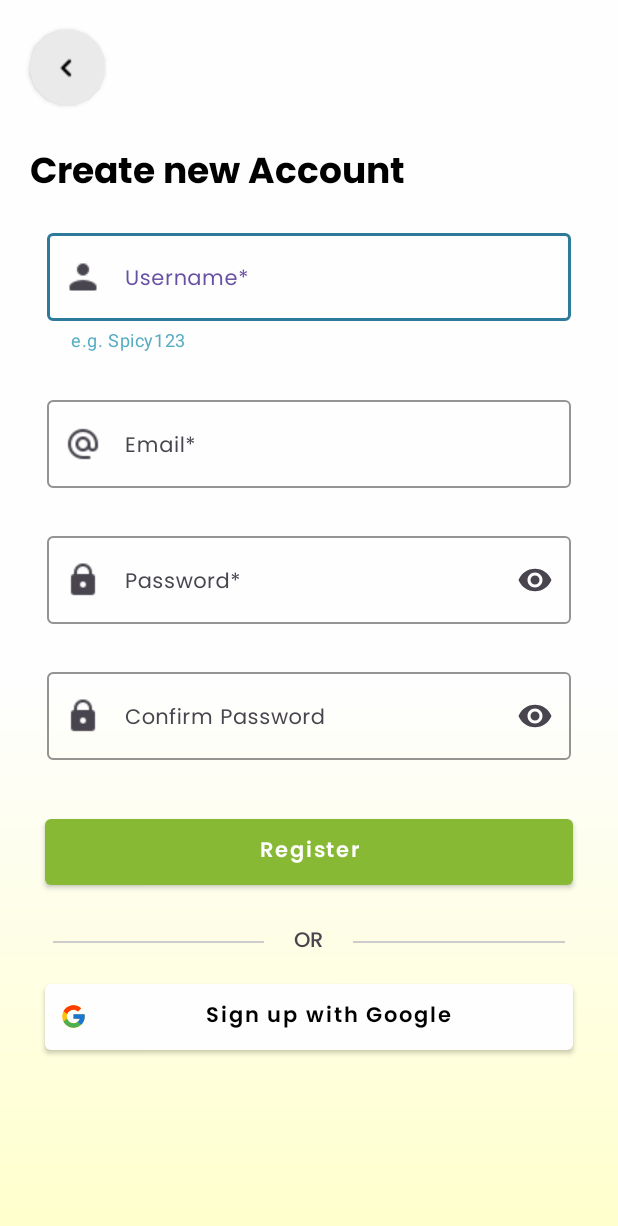
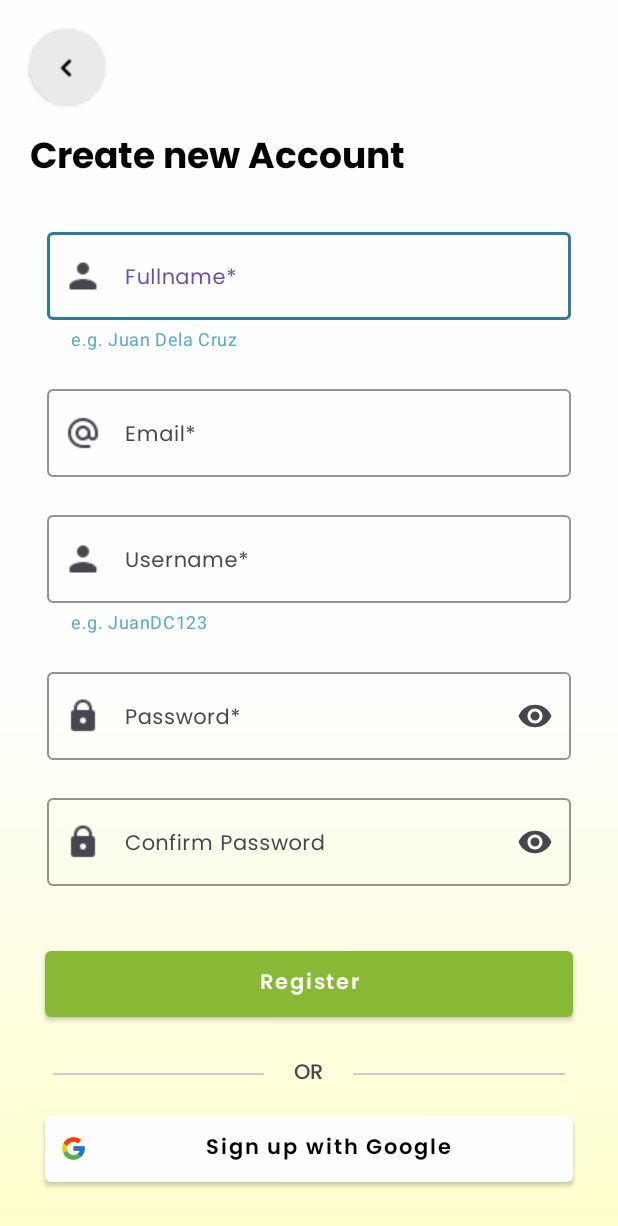
Before and after one commit to hanznikkol/Casha-mobile-app, an Android app: the SignUpActivity screen opened directly, with no data from a screen before it, on a phone screen of 412 x 824 dp. Shown: the top 1226 px of the screen. Run offline under Robolectric (Android 15) with nearby library versions, the phone set to English and light mode, and no system bars.

Commit message:
Update Commit 2

```diff
--- a/app/src/main/java/com/example/casha/SignUpActivity.java
+++ b/app/src/main/java/com/example/casha/SignUpActivity.java
@@ -19,8 +19,7 @@ public class SignUpActivity extends AppCompatActivity {
         btnBackButton.setOnClickListener(new View.OnClickListener() {
             @Override
             public void onClick(View v) {
-                Intent intent = new Intent(SignUpActivity.this, LoginActivity.class);
-                startActivity(intent);
+                onBackPressed();
             }
         });
     }
--- a/app/src/main/res/layout/activity_sign_up.xml
+++ b/app/src/main/res/layout/activity_sign_up.xml
@@ -1,5 +1,5 @@
 <?xml version="1.0" encoding="utf-8"?>
-<RelativeLayout xmlns:android="http://schemas.android.com/apk/res/android"
+<androidx.constraintlayout.widget.ConstraintLayout xmlns:android="http://schemas.android.com/apk/res/android"
     xmlns:app="http://schemas.android.com/apk/res-auto"
     xmlns:tools="http://schemas.android.com/tools"
     android:layout_width="match_parent"
@@ -10,199 +10,234 @@
     >
 
     <ImageButton
+        android:id="@+id/imgBtnBack"
         style="@style/Widget.MaterialComponents.Button"
-        app:backgroundTint = "@null"
-        android:id="@+id/imgBtnBack"
         android:layout_width="50dp"
         android:layout_height="50dp"
         android:layout_alignParentTop="true"
+        android:layout_marginTop="20dp"
         android:layout_marginStart="20dp"
-        android:layout_marginTop="20dp"
-        android:layout_marginEnd="20dp"
-        android:layout_marginBottom="20dp"
         android:background="@drawable/back_btn_bg"
-        android:padding="10dp"
-        android:src="@drawable/back24" />
+        android:padding="5dp"
+        android:src="@drawable/back24"
+        app:backgroundTint="@null"
+        app:layout_constraintStart_toStartOf="parent"
+        app:layout_constraintTop_toTopOf="parent" />
 
     <LinearLayout
-        android:layout_marginTop="5dp"
-        android:layout_marginHorizontal="20dp"
-        android:layout_below="@+id/imgBtnBack"
+        android:layout_marginTop="15dp"
         android:id="@+id/layoutHeader"
         android:layout_width="match_parent"
         android:layout_height="wrap_content"
+        android:layout_below="@+id/imgBtnBack"
+        android:layout_marginHorizontal="20dp"
         android:orientation="vertical"
-        >
+        app:layout_constraintEnd_toEndOf="parent"
+        app:layout_constraintStart_toStartOf="parent"
+        app:layout_constraintTop_toBottomOf="@+id/imgBtnBack">
+
         <TextView
             android:layout_width="wrap_content"
             android:layout_height="wrap_content"
+            android:fontFamily="@font/poppins_bold"
             android:text="Create new Account"
-            android:textSize="24sp"
-            android:fontFamily="@font/poppins_bold"
             android:textColor="@color/black"
-            />
-
+            android:textSize="24sp" />
     </LinearLayout>
 
     <LinearLayout
         android:id="@+id/layoutSignUpText"
         android:layout_width="match_parent"
         android:layout_height="wrap_content"
-        android:orientation="vertical"
         android:layout_below="@id/layoutHeader"
         android:layout_marginHorizontal="15dp"
-        >
+        android:orientation="vertical"
+        app:layout_constraintBottom_toTopOf="@+id/layoutSignUpButtons"
+        app:layout_constraintEnd_toEndOf="parent"
+        app:layout_constraintStart_toStartOf="parent"
+        app:layout_constraintTop_toBottomOf="@+id/layoutHeader">
+
         <com.google.android.material.textfield.TextInputLayout
+            style="@style/Widget.Material3.TextInputEditText.OutlinedBox.Dense"
+            android:layout_width="match_parent"
+            android:layout_height="wrap_content"
+            android:hint="Fullname*"
+            android:padding="10dp"
+            app:boxStrokeColor="@color/contrast_blue"
+            app:cursorColor="@color/secondary_blue"
+            app:helperText="e.g. Juan Dela Cruz"
+            app:helperTextTextColor="@color/tertiary_blue"
+            app:hintTextColor="@color/tertiary_blue"
+            app:startIconDrawable="@drawable/user24">
+
+            <com.google.android.material.textfield.TextInputEditText
+                android:id="@+id/edFullName"
+                android:layout_width="match_parent"
+                android:layout_height="match_parent"
+                android:fontFamily="@font/poppins_regular"
+                android:inputType="text"
+                android:textSize="14sp"
+                app:hintTextColor="@color/tertiary_blue" />
+        </com.google.android.material.textfield.TextInputLayout>
+
+
+        <com.google.android.material.textfield.TextInputLayout
+            style="@style/Widget.Material3.TextInputEditText.OutlinedBox.Dense"
+            android:layout_width="match_parent"
+            android:layout_height="wrap_content"
+            android:hint="Email*"
+            android:padding="10dp"
+            app:boxStrokeColor="@color/contrast_blue"
+            app:cursorColor="@color/secondary_blue"
+            app:hintTextColor="@color/tertiary_blue"
+            app:startIconDrawable="@drawable/email24">
+
+            <com.google.android.material.textfield.TextInputEditText
+                android:id="@+id/edEmail"
+                android:layout_width="match_parent"
+                android:layout_height="match_parent"
+                android:fontFamily="@font/poppins_regular"
+                android:inputType="textEmailAddress"
+                android:textSize="14sp"
+                app:hintTextColor="@color/tertiary_blue" />
+        </com.google.android.material.textfield.TextInputLayout>
+
+        <com.google.android.material.textfield.TextInputLayout
+            style="@style/Widget.Material3.TextInputEditText.OutlinedBox.Dense"
             android:layout_width="match_parent"
             android:layout_height="wrap_content"
             android:hint="Username*"
-            app:startIconDrawable="@drawable/user24"
-            style="@style/Widget.Material3.TextInputEditText.OutlinedBox.Dense"
+            android:padding="10dp"
             app:boxStrokeColor="@color/contrast_blue"
             app:cursorColor="@color/secondary_blue"
+            app:helperText="e.g. JuanDC123"
+            app:helperTextTextColor="@color/tertiary_blue"
             app:hintTextColor="@color/tertiary_blue"
-            app:helperText="e.g. Spicy123"
-            app:helperTextTextColor="@color/tertiary_blue"
-            >
+            app:startIconDrawable="@drawable/user24">
 
             <com.google.android.material.textfield.TextInputEditText
-                android:inputType="text"
                 android:id="@+id/edUsername"
-                android:textSize="14sp"
-                app:hintTextColor="@color/tertiary_blue"
                 android:layout_width="match_parent"
                 android:layout_height="match_parent"
-                android:fontFamily="@font/poppins_regular" />
+                android:fontFamily="@font/poppins_regular"
+                android:inputType="text"
+                android:textSize="14sp"
+                app:hintTextColor="@color/tertiary_blue" />
         </com.google.android.material.textfield.TextInputLayout>
 
         <com.google.android.material.textfield.TextInputLayout
-            android:layout_width="match_parent"
-            android:layout_height="wrap_content"
-            android:hint="Email*"
-            app:startIconDrawable="@drawable/email24"
             style="@style/Widget.Material3.TextInputEditText.OutlinedBox.Dense"
-            app:boxStrokeColor="@color/contrast_blue"
-            app:cursorColor="@color/secondary_blue"
-            app:hintTextColor="@color/tertiary_blue"
-            >
-
-            <com.google.android.material.textfield.TextInputEditText
-                android:inputType="textEmailAddress"
-                android:id="@+id/edEmail"
-                android:textSize="14sp"
-                app:hintTextColor="@color/tertiary_blue"
-                android:layout_width="match_parent"
-                android:layout_height="match_parent"
-                android:fontFamily="@font/poppins_regular" />
-        </com.google.android.material.textfield.TextInputLayout>
-
-        <com.google.android.material.textfield.TextInputLayout
             android:layout_width="match_parent"
             android:layout_height="wrap_content"
             android:hint="Password*"
-            app:startIconDrawable="@drawable/password24"
-            style="@style/Widget.Material3.TextInputEditText.OutlinedBox.Dense"
+            android:padding="10dp"
             app:boxStrokeColor="@color/contrast_blue"
             app:cursorColor="@color/secondary_blue"
+            app:endIconMode="password_toggle"
             app:hintTextColor="@color/tertiary_blue"
-            app:endIconMode="password_toggle"
-            >
+            app:startIconDrawable="@drawable/password24">
 
             <com.google.android.material.textfield.TextInputEditText
-                android:inputType="textPassword"
                 android:id="@+id/edPassword"
-                android:textSize="14sp"
-                app:hintTextColor="@color/tertiary_blue"
                 android:layout_width="match_parent"
                 android:layout_height="match_parent"
                 android:fontFamily="@font/poppins_regular"
+                android:inputType="textPassword"
+                android:textSize="14sp"
+                app:hintTextColor="@color/tertiary_blue"
 
                 />
         </com.google.android.material.textfield.TextInputLayout>
 
         <com.google.android.material.textfield.TextInputLayout
+            style="@style/Widget.Material3.TextInputEditText.OutlinedBox.Dense"
             android:layout_width="match_parent"
             android:layout_height="wrap_content"
             android:hint="Confirm Password"
-            app:startIconDrawable="@drawable/password24"
-            style="@style/Widget.Material3.TextInputEditText.OutlinedBox.Dense"
+            android:padding="10dp"
             app:boxStrokeColor="@color/contrast_blue"
             app:cursorColor="@color/secondary_blue"
+            app:endIconMode="password_toggle"
             app:hintTextColor="@color/tertiary_blue"
-            app:endIconMode="password_toggle"
+            app:startIconDrawable="@drawable/password24"
 
             >
 
             <com.google.android.material.textfield.TextInputEditText
-                android:inputType="textPassword"
                 android:id="@+id/edConfirmPassword"
-                android:textSize="14sp"
-                app:hintTextColor="@color/tertiary_blue"
                 android:layout_width="match_parent"
                 android:layout_height="match_parent"
-                android:fontFamily="@font/poppins_regular" />
+                android:fontFamily="@font/poppins_regular"
+                android:inputType="textPassword"
+                android:textSize="14sp"
+                app:hintTextColor="@color/tertiary_blue" />
         </com.google.android.material.textfield.TextInputLayout>
     </LinearLayout>
 
+    <LinearLayout
+        android:id="@+id/layoutSignUpButtons"
+        android:layout_width="match_parent"
+        android:layout_height="wrap_content"
+        android:layout_marginBottom="30dp"
+        android:layout_alignParentBottom="true"
+        android:orientation="vertical"
+        app:layout_constraintBottom_toBottomOf="parent"
+        app:layout_constraintEnd_toEndOf="parent"
+        app:layout_constraintStart_toStartOf="parent">
+
         <com.google.android.material.button.MaterialButton
             android:id="@+id/registerBtn"
+            style="@style/Widget.MaterialComponents.Button"
             android:layout_width="match_parent"
             android:layout_height="wrap_content"
+            android:layout_marginHorizontal="30dp"
+            android:layout_marginTop="15dp"
+            android:layout_marginBottom="20dp"
             android:fontFamily="@font/poppins_semibold"
+            android:padding="10dp"
             android:text="Register"
-        android:layout_marginTop="20dp"
-        android:layout_marginHorizontal="30dp"
-        android:layout_marginBottom="20dp"
             android:textAllCaps="false"
             android:textColor="@color/white"
             android:textSize="14sp"
-        android:layout_below="@id/layoutSignUpText"
-        style="@style/Widget.MaterialComponents.Button"
-        app:backgroundTint="@color/primary_second"
-        android:padding="10dp"
-        />
+            app:backgroundTint="@color/primary_second" />
 
         <LinearLayout
             android:id="@+id/layoutDivider"
             android:layout_width="match_parent"
             android:layout_height="wrap_content"
-        android:orientation="horizontal"
             android:layout_below="@+id/registerBtn"
+            android:layout_marginHorizontal="35dp"
             android:gravity="center"
-        android:layout_marginHorizontal="35dp"
-        >
+            android:orientation="horizontal">
 
             <View
-            android:background="@color/gray_light"
                 android:layout_width="0dp"
                 android:layout_height="1dp"
                 android:layout_weight="1"
-            />
+                android:background="@color/gray_light" />
 
             <TextView
                 android:layout_width="wrap_content"
                 android:layout_height="wrap_content"
-            android:text="OR"
                 android:layout_marginHorizontal="20dp"
                 android:fontFamily="@font/poppins_medium"
-            />
+                android:text="OR" />
 
             <View
-            android:background="@color/gray_light"
                 android:layout_width="0dp"
                 android:layout_height="1dp"
                 android:layout_weight="1"
-            />
+                android:background="@color/gray_light" />
         </LinearLayout>
 
         <com.google.android.material.button.MaterialButton
-        android:layout_marginTop="10dp"
             android:id="@+id/googleSignUpButton"
-        android:layout_below="@id/layoutDivider"
             style="@style/Widget.MaterialComponents.Button"
             android:layout_width="match_parent"
             android:layout_height="wrap_content"
+            android:layout_below="@id/layoutDivider"
             android:layout_marginHorizontal="30dp"
+            android:layout_marginTop="10dp"
             android:fontFamily="@font/poppins_semibold"
             android:padding="10dp"
             android:text="Sign up with Google"
@@ -210,8 +245,10 @@
             android:textColor="@color/black"
             android:textSize="14sp"
             app:backgroundTint="@color/white"
-        app:iconTint="@null"
             app:icon="@drawable/google"
-        />
+            app:iconTint="@null" />
+    </LinearLayout>
 
-</RelativeLayout>
+
+
+</androidx.constraintlayout.widget.ConstraintLayout>
```
Also changed, not shown: app/src/main/res/layout/activity_login.xml (+72 -62 lines), app/src/main/res/layout/activity_splash_screen.xml (+13 -10 lines). Lines whose indentation alone changed are shown as unchanged.
